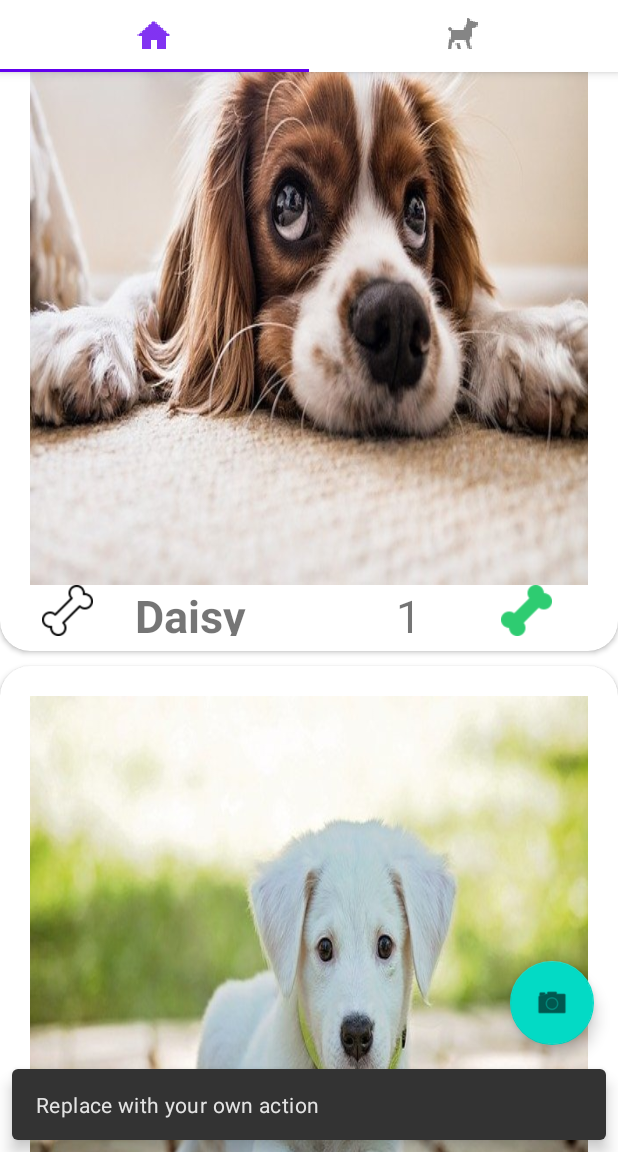
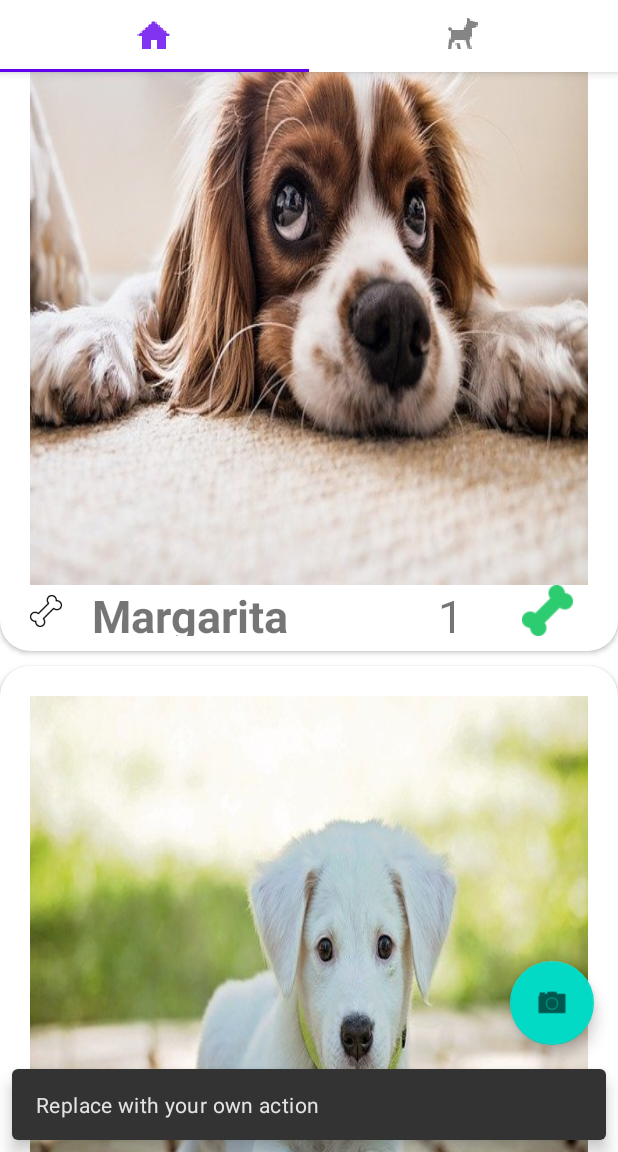
Before and after one commit to octavius21/Coursera_Semana3, an Android app: the screen it shows after launch (MainActivity), after a tap on an icon or button, on a phone screen of 412 x 824 dp, the part 84-1236 px from its top. Run offline under Robolectric (Android 15) with nearby library versions, the phone set to English and light mode, and no system bars; libraries missing offline, so code that uses them is left out: com.mikhaellopez.circularimageview; 1 statement that could not run was skipped; 2 other taps on this screen came first.

Commit message:
FINISH semana 5 acabe el curso :)

```diff
--- a/app/src/main/java/com/example/semana3_3/MainActivity.java
+++ b/app/src/main/java/com/example/semana3_3/MainActivity.java
@@ -84,7 +84,6 @@ public class MainActivity extends AppCompatActivity {
             case R.id.favorit:
 //                Bundle bundle=new Bundle();
                 Intent intent = new Intent(MainActivity.this, MainActivity2.class);
-                intent.putExtra("arreglo",mascotas);
                 startActivity(intent);
                 return true;
             case R.id.opciones:
--- a/app/src/main/java/com/example/semana3_3/Objetos/Mascota.java
+++ b/app/src/main/java/com/example/semana3_3/Objetos/Mascota.java
@@ -4,7 +4,9 @@ import java.io.Serializable;
 
 public class Mascota implements Serializable {
 
+
     //ATRIBUTOS
+    int id;
     String nombre;
     int edad;
     int rate=0;
@@ -13,7 +15,7 @@ public class Mascota implements Serializable {
     String raza;
     String dueño;
 
-    public Mascota(String nombre, int edad, String especie, String raza, String dueño, int foto) {
+    public Mascota(String nombre, int edad, String especie, String raza, String dueño, int foto,int id) {
         this.nombre = nombre;
         this.edad = edad;
         this.especie = especie;
@@ -22,7 +24,7 @@ public class Mascota implements Serializable {
         this.foto=foto;
     }
 
-    public Mascota(String nombre, int edad, String especie, String raza, String dueño, int foto, int rate) {
+    public Mascota(String nombre, int edad, String especie, String raza, String dueño, int foto, int rate, int id) {
         this.nombre = nombre;
         this.edad = edad;
         this.especie = especie;
@@ -30,6 +32,10 @@ public class Mascota implements Serializable {
         this.dueño = dueño;
         this.foto=foto;
         this.rate=rate;
+    }
+
+    public Mascota() {
+
     }
 
     public int getFoto() {
@@ -88,5 +94,13 @@ public class Mascota implements Serializable {
     public void setDueño(String dueño) {
         this.dueño = dueño;
     }
+    public int getId() {
+        return id;
+    }
+
+    public void setId(int id) {
+        this.id = id;
+    }
+
 
 }
--- /dev/null
+++ b/app/src/main/java/com/example/semana3_3/db/BaseDatos.java
@@ -0,0 +1,145 @@
+package com.example.semana3_3.db;
+
+import android.content.ContentResolver;
+import android.content.ContentValues;
+import android.content.Context;
+import android.database.Cursor;
+import android.database.sqlite.SQLiteDatabase;
+import android.database.sqlite.SQLiteOpenHelper;
+import android.widget.Toast;
+
+import com.example.semana3_3.Objetos.Mascota;
+
+import java.util.ArrayList;
+
+import static com.example.semana3_3.db.ConstantesBaseDatos.DATABASE_NAME;
+import static com.example.semana3_3.db.ConstantesBaseDatos.DATABASE_VERSION;
+import static com.example.semana3_3.db.ConstantesBaseDatos.TABLE_LIKES;
+import static com.example.semana3_3.db.ConstantesBaseDatos.TABLE_LIKES_ID_FK;
+import static com.example.semana3_3.db.ConstantesBaseDatos.TABLE_LIKES_ID_PK;
+import static com.example.semana3_3.db.ConstantesBaseDatos.TABLE_LIKES_RATE;
+import static com.example.semana3_3.db.ConstantesBaseDatos.TABLE_MASCOTA;
+import static com.example.semana3_3.db.ConstantesBaseDatos.TABLE_MASCOTA_DUEÑO;
+import static com.example.semana3_3.db.ConstantesBaseDatos.TABLE_MASCOTA_EDAD;
+import static com.example.semana3_3.db.ConstantesBaseDatos.TABLE_MASCOTA_ESPECIE;
+import static com.example.semana3_3.db.ConstantesBaseDatos.TABLE_MASCOTA_FOTO;
+import static com.example.semana3_3.db.ConstantesBaseDatos.TABLE_MASCOTA_ID_PK;
+import static com.example.semana3_3.db.ConstantesBaseDatos.TABLE_MASCOTA_NOMBRE;
+import static com.example.semana3_3.db.ConstantesBaseDatos.TABLE_MASCOTA_RAZA;
+
+
+public class BaseDatos extends SQLiteOpenHelper {
+    private Context context;
+
+    public BaseDatos(Context context) {
+        super(context,DATABASE_NAME,null,DATABASE_VERSION);
+        this.context=context;
+    }
+
+    @Override
+    public void onCreate(SQLiteDatabase db) {
+        String queryCrearTablaMascota="CREATE TABLE IF NOT EXISTS "+TABLE_MASCOTA+"("+
+                TABLE_MASCOTA_ID_PK +" INTEGER PRIMARY KEY AUTOINCREMENT, "+
+                TABLE_MASCOTA_NOMBRE + " TEXT, "+
+                TABLE_MASCOTA_EDAD + " INTEGER, "+
+                TABLE_MASCOTA_ESPECIE + " TEXT, "+
+                TABLE_MASCOTA_RAZA + " TEXT, "+
+                TABLE_MASCOTA_DUEÑO + " TEXT,"+
+                TABLE_MASCOTA_FOTO + " INTEGER "+
+                ");";
+        db.execSQL(queryCrearTablaMascota);
+        String queryCrearTablaLikes="CREATE TABLE IF NOT EXISTS "+TABLE_LIKES+"("+
+                TABLE_LIKES_ID_PK +" INTEGER PRIMARY KEY AUTOINCREMENT, "+
+                TABLE_LIKES_ID_FK +" INTEGER, "+
+                TABLE_LIKES_RATE + " INTEGER, "+
+                "FOREIGN KEY("+TABLE_LIKES_ID_FK+") "+"REFERENCES "+TABLE_MASCOTA+ " ("+TABLE_MASCOTA_ID_PK+")"+
+                ");";
+        db.execSQL(queryCrearTablaMascota);
+        db.execSQL(queryCrearTablaLikes);
+    }
+
+    @Override
+    public void onUpgrade(SQLiteDatabase db, int oldVersion, int newVersion) {
+        db.execSQL("DROP TABLE IF EXISTS "+TABLE_MASCOTA);
+        db.execSQL("DROP TABLE IF EXISTS "+TABLE_LIKES);
+        onCreate(db);
+    }
+    public ArrayList<Mascota> obtenerTodasLasMascotas(){
+        ArrayList<Mascota> mascotas=new ArrayList<>();
+        String query="SELECT * FROM "+TABLE_MASCOTA;
+        SQLiteDatabase db=this.getWritableDatabase();
+        Cursor registros =db.rawQuery(query, null);
+        while(registros.moveToNext()){
+            Mascota mascotaactual=new Mascota();
+            mascotaactual.setId(registros.getInt(0));
+            mascotaactual.setNombre(registros.getString(1));
+            mascotaactual.setEdad(registros.getInt(2));
+            mascotaactual.setEspecie(registros.getString(3));
+            mascotaactual.setRaza(registros.getString(4));
+            mascotaactual.setNombre(registros.getString(5));
+            mascotaactual.setFoto(registros.getInt(6));
+            String queryLikes="SELECT COUNT("+TABLE_LIKES_RATE+") as likes "+
+                    "FROM "+TABLE_LIKES+
+                    " WHERE "+TABLE_LIKES_ID_FK+"="+mascotaactual.getId();
+            Cursor registrosLikes=db.rawQuery(queryLikes,null);
+            if(registrosLikes.moveToNext()){
+                mascotaactual.setRate(registrosLikes.getInt(0));
+            }else{
+                mascotaactual.setRate(0);
+            }
+            mascotas.add(mascotaactual);
+        }
+        db.close();
+        return mascotas;
+    }
+    public  void insertarMascota(ContentValues contentValues){
+        SQLiteDatabase db=this.getWritableDatabase();
+        db.insert(TABLE_MASCOTA,null,contentValues);
+        db.close();
+    }
+    public void insertarLikeMascota(ContentValues contentValues) {
+        SQLiteDatabase db = this.getWritableDatabase();
+        db.insert(TABLE_LIKES,null,contentValues);
+        db.close();
+    }
+    public int obtenerLikesMascota(Mascota mascota){
+        int likes=0;
+        String query="SELECT COUNT("+TABLE_LIKES_RATE+") FROM "+TABLE_LIKES
+                +" WHERE "+ TABLE_LIKES_ID_FK+"="+mascota.getId();
+        SQLiteDatabase db=this.getWritableDatabase();
+        Cursor registro=db.rawQuery(query,null);
+        while(registro.moveToNext()){
+            likes=registro.getInt(0);
+        }
+        db.close();
+        return likes;
+    }
+    public ArrayList<Mascota> obtenerUltimosLikes(){
+        ArrayList<Mascota> mascotas=new ArrayList<>();
+        String query="SELECT "+"L."+TABLE_LIKES_ID_FK +", M."+TABLE_MASCOTA_NOMBRE+", M."+TABLE_MASCOTA_FOTO+
+                " FROM "+TABLE_LIKES+" L,"+TABLE_MASCOTA+" M WHERE M."
+                +TABLE_MASCOTA_ID_PK+"= L."+TABLE_LIKES_ID_FK+
+                " ORDER BY L."+TABLE_MASCOTA_ID_PK+" DESC LIMIT 5";
+        SQLiteDatabase db=this.getWritableDatabase();
+        Cursor registros =db.rawQuery(query, null);
+        while(registros.moveToNext()) {
+            Mascota mascotaactual=new Mascota();
+            mascotaactual.setId(registros.getInt(0));
+            mascotaactual.setNombre(registros.getString(1));
+            mascotaactual.setFoto(registros.getInt(2));
+
+            String queryLikes="SELECT COUNT("+TABLE_LIKES_RATE+") as likes "+
+                    "FROM "+TABLE_LIKES+
+                    " WHERE "+TABLE_LIKES_ID_FK+"="+mascotaactual.getId();
+            Cursor registrosLikes=db.rawQuery(queryLikes,null);
+            if(registrosLikes.moveToNext()){
+                mascotaactual.setRate(registrosLikes.getInt(0));
+            }else{
+                mascotaactual.setRate(0);
+            }
+            mascotas.add(mascotaactual);
+        }
+        db.close();
+        return mascotas;
+    }
+}
--- /dev/null
+++ b/app/src/main/java/com/example/semana3_3/db/ConstructorMascota.java
@@ -0,0 +1,95 @@
+package com.example.semana3_3.db;
+
+import android.content.ContentValues;
+import android.content.Context;
+import android.view.contentcapture.ContentCaptureCondition;
+
+import com.example.semana3_3.Objetos.Mascota;
+import com.example.semana3_3.R;
+
+
+import java.util.ArrayList;
+//ESPARA TENER LOS DATOS DE LAS FORMAS
+public class ConstructorMascota {
+        private Context context;
+    ArrayList<Mascota> mascotas;
+    private static final Integer like=1;
+
+    public ConstructorMascota(Context context){
+            this.context=context;
+        }
+
+        public ArrayList<Mascota> obtenerDatos(){
+//            mascotas = new ArrayList<Mascota>();
+//            mascotas.add(new Mascota("Daisy", 5, "Perro", "Terry", "Margarita", R.drawable.dog1));
+//            mascotas.add(new Mascota("Sky", 2, "Perro", "Cruza", "Susana", R.drawable.dog2));
+//            mascotas.add(new Mascota("Georgi", 4, "Perro", "Korki", "Tania", R.drawable.dog3));
+//            mascotas.add(new Mascota("Hunter", 7, "Perro", "Cruza", "Valeria", R.drawable.dog4));
+//            mascotas.add(new Mascota("Porfirio", 1, "Perro", "Salchica", "Grisel", R.drawable.dog5));
+//            return mascotas;
+            BaseDatos db= new BaseDatos(context);
+            insertarMascota(db);
+            return db.obtenerTodasLasMascotas();
+        }
+        public  void insertarMascota(BaseDatos db){
+            ContentValues contentValues=new ContentValues();
+            contentValues.put(ConstantesBaseDatos.TABLE_MASCOTA_NOMBRE,"Daisy");
+            contentValues.put(ConstantesBaseDatos.TABLE_MASCOTA_EDAD,5);
+            contentValues.put(ConstantesBaseDatos.TABLE_MASCOTA_ESPECIE,"Perro");
+            contentValues.put(ConstantesBaseDatos.TABLE_MASCOTA_RAZA,"Terry");
+            contentValues.put(ConstantesBaseDatos.TABLE_MASCOTA_DUEÑO,"Margarita");
+            contentValues.put(ConstantesBaseDatos.TABLE_MASCOTA_FOTO,R.drawable.dog1);
+            db.insertarMascota(contentValues);
+            contentValues=new ContentValues();
+            contentValues.put(ConstantesBaseDatos.TABLE_MASCOTA_NOMBRE,"Sky");
+            contentValues.put(ConstantesBaseDatos.TABLE_MASCOTA_EDAD,2);
+            contentValues.put(ConstantesBaseDatos.TABLE_MASCOTA_ESPECIE,"Perro");
+            contentValues.put(ConstantesBaseDatos.TABLE_MASCOTA_RAZA,"Cruza");
+            contentValues.put(ConstantesBaseDatos.TABLE_MASCOTA_DUEÑO,"Susana");
+            contentValues.put(ConstantesBaseDatos.TABLE_MASCOTA_FOTO,R.drawable.dog2);
+            db.insertarMascota(contentValues);
+            contentValues=new ContentValues();
+            contentValues.put(ConstantesBaseDatos.TABLE_MASCOTA_NOMBRE,"Georgi");
+            contentValues.put(ConstantesBaseDatos.TABLE_MASCOTA_EDAD,4);
+            contentValues.put(ConstantesBaseDatos.TABLE_MASCOTA_ESPECIE,"Perro");
+            contentValues.put(ConstantesBaseDatos.TABLE_MASCOTA_RAZA,"Korki");
+            contentValues.put(ConstantesBaseDatos.TABLE_MASCOTA_DUEÑO,"Tania");
+            contentValues.put(ConstantesBaseDatos.TABLE_MASCOTA_FOTO,R.drawable.dog3);
+            db.insertarMascota(contentValues);
+            contentValues=new ContentValues();
+            contentValues.put(ConstantesBaseDatos.TABLE_MASCOTA_NOMBRE,"Hunter");
+            contentValues.put(ConstantesBaseDatos.TABLE_MASCOTA_EDAD,6);
+            contentValues.put(ConstantesBaseDatos.TABLE_MASCOTA_ESPECIE,"Perro");
+            contentValues.put(ConstantesBaseDatos.TABLE_MASCOTA_RAZA,"Cruza");
+            contentValues.put(ConstantesBaseDatos.TABLE_MASCOTA_DUEÑO,"Valeria");
+            contentValues.put(ConstantesBaseDatos.TABLE_MASCOTA_FOTO,R.drawable.dog4);
+            db.insertarMascota(contentValues);
+            contentValues=new ContentValues();
+            contentValues.put(ConstantesBaseDatos.TABLE_MASCOTA_NOMBRE,"Porfirio");
+            contentValues.put(ConstantesBaseDatos.TABLE_MASCOTA_EDAD,2);
+            contentValues.put(ConstantesBaseDatos.TABLE_MASCOTA_ESPECIE,"Perro");
+            contentValues.put(ConstantesBaseDatos.TABLE_MASCOTA_RAZA,"Salchica");
+            contentValues.put(ConstantesBaseDatos.TABLE_MASCOTA_DUEÑO,"Grisel");
+            contentValues.put(ConstantesBaseDatos.TABLE_MASCOTA_FOTO,R.drawable.dog5);
+            db.insertarMascota(contentValues);
+
+
+        }
+
+        public void darLikeMascota(Mascota mascota){
+            BaseDatos db=new BaseDatos(context);
+            ContentValues contentValues=new ContentValues();
+            contentValues.put(ConstantesBaseDatos.TABLE_LIKES_ID_FK,mascota.getId());
+            contentValues.put(ConstantesBaseDatos.TABLE_LIKES_RATE,like);
+            db.insertarLikeMascota(contentValues);
+        }
+        public int obtenerLikesMascota(Mascota mascota){
+            BaseDatos db=new BaseDatos(context);
+            return db.obtenerLikesMascota(mascota);
+
+        }
+        public ArrayList<Mascota> obtenerUltimosRegistros(){
+        BaseDatos db=new BaseDatos(context);
+        return db.obtenerUltimosLikes();
+        }
+}
--- /dev/null
+++ b/app/src/main/java/com/example/semana3_3/fragment/IRecyclerViewFragment.java
@@ -0,0 +1,12 @@
+package com.example.semana3_3.fragment;
+
+import com.example.semana3_3.Objetos.Mascota;
+import com.example.semana3_3.adaptador.MascotaAdaptador;
+
+import java.util.ArrayList;
+// Para GENERAR UN MVP
+public interface IRecyclerViewFragment {
+    public  void generarLinearLayoutVertical();
+    public MascotaAdaptador crearAdaptador(ArrayList<Mascota> Mascotas);
+    public  void inicializarAdaptadorRV(MascotaAdaptador adaptador);
+}
--- a/app/src/main/java/com/example/semana3_3/fragment/RecyclerViewFragment.java
+++ b/app/src/main/java/com/example/semana3_3/fragment/RecyclerViewFragment.java
@@ -14,13 +14,16 @@ import android.view.ViewGroup;
 import com.example.semana3_3.Objetos.Mascota;
 import com.example.semana3_3.R;
 import com.example.semana3_3.adaptador.MascotaAdaptador;
+import com.example.semana3_3.presentador.IRecyclerViewFragmentPresenter;
+import com.example.semana3_3.presentador.RecyclerViewFragmentPresenter;
 
 import java.util.ArrayList;
 
-public class RecyclerViewFragment extends Fragment {
+public class RecyclerViewFragment extends Fragment implements IRecyclerViewFragment {
     RecyclerView rvMascota;
     ArrayList<Mascota> mascotas;
     MascotaAdaptador mascotaAdaptador;
+    IRecyclerViewFragmentPresenter iRecyclerViewFragmentPresenter;
 
     public RecyclerViewFragment() {
         // Required empty public constructor
@@ -30,9 +33,7 @@ public class RecyclerViewFragment extends Fragment {
     @Override
     public void onCreate(Bundle savedInstanceState) {
         super.onCreate(savedInstanceState);
-        if (getArguments() != null) {
 
-        }
     }
 
     @Override
@@ -41,22 +42,37 @@ public class RecyclerViewFragment extends Fragment {
         // Inflate the layout for this fragment
         View v=inflater.inflate(R.layout.fragment_recycler_view, container, false);
         rvMascota = v.findViewById(R.id.rvMascota);
+        iRecyclerViewFragmentPresenter=new RecyclerViewFragmentPresenter(this,getContext());
+        return v;
+    }
+//    public void inicializarDatos(){
+//ArrayList<Mascota> mascotas = new ArrayList<Mascota>();
+//            mascotas.add(new Mascota("Daisy", 5, "Perro", "Terry", "Margarita", R.drawable.dog1));
+//            mascotas.add(new Mascota("Sky", 2, "Perro", "Cruza", "Susana", R.drawable.dog2));
+//            mascotas.add(new Mascota("Georgi", 4, "Perro", "Korki", "Tania", R.drawable.dog3));
+//            mascotas.add(new Mascota("Hunter", 7, "Perro", "Cruza", "Valeria", R.drawable.dog4));
+//            mascotas.add(new Mascota("Porfirio", 1, "Perro", "Salchica", "Grisel", R.drawable.dog5));
+//            return mascotas;
+//    }
 
-        mascotas = new ArrayList<Mascota>();
-        mascotas.add(new Mascota("Daisy", 5, "Perro", "Terry", "Margarita", R.drawable.dog1));
-        mascotas.add(new Mascota("Sky", 2, "Perro", "Cruza", "Susana", R.drawable.dog2));
-        mascotas.add(new Mascota("Georgi", 4, "Perro", "Korki", "Tania", R.drawable.dog3));
-        mascotas.add(new Mascota("Hunter", 7, "Perro", "Cruza", "Valeria", R.drawable.dog4));
-        mascotas.add(new Mascota("Porfirio", 1, "Perro", "Salchica", "Grisel", R.drawable.dog5));
 
-//        LinearLayoutManager llm = new LinearLayoutManager(getContext());
-//        llm.setOrientation(LinearLayoutManager.VERTICAL);
-//        rvMascota.setLayoutManager(llm);
-        aspectoLineal();
+
+    @Override
+    public void generarLinearLayoutVertical() {
+        LinearLayoutManager llm = new LinearLayoutManager(getActivity());
+        llm.setOrientation(LinearLayoutManager.VERTICAL);
+        rvMascota.setLayoutManager(llm);
+    }
+
+    @Override
+    public MascotaAdaptador crearAdaptador(ArrayList<Mascota> mascotas) {
         mascotaAdaptador = new MascotaAdaptador(mascotas, getContext());
+        return mascotaAdaptador;
+    }
+
+    @Override
+    public void inicializarAdaptadorRV(MascotaAdaptador adaptador) {
         rvMascota.setAdapter(mascotaAdaptador);
-
-        return v;
     }
 
     public void aspectoLineal(){
--- /dev/null
+++ b/app/src/main/java/com/example/semana3_3/presentador/IRecyclerViewFragmentPresenter.java
@@ -0,0 +1,7 @@
+package com.example.semana3_3.presentador;
+
+public interface IRecyclerViewFragmentPresenter {
+    public void obtenerMascotasDB();
+    public void mostrarMascotaDB();
+
+}
--- /dev/null
+++ b/app/src/main/java/com/example/semana3_3/presentador/RecyclerViewFragmentPresenter.java
@@ -0,0 +1,40 @@
+package com.example.semana3_3.presentador;
+
+import android.content.Context;
+
+import com.example.semana3_3.Objetos.Mascota;
+import com.example.semana3_3.adaptador.MascotaAdaptador;
+import com.example.semana3_3.db.ConstructorMascota;
+import com.example.semana3_3.fragment.IRecyclerViewFragment;
+
+import java.util.ArrayList;
+
+public class RecyclerViewFragmentPresenter implements IRecyclerViewFragmentPresenter {
+
+    private IRecyclerViewFragment iRecyclerViewFragment;
+    private Context context;
+    private ConstructorMascota constructorMascota;
+    private ArrayList<Mascota> mascotas;
+
+    public RecyclerViewFragmentPresenter(IRecyclerViewFragment iRecyclerViewFragment, Context context) {
+        this.iRecyclerViewFragment=iRecyclerViewFragment;
+        this.context=context;
+        obtenerMascotasDB();
+    }
+
+
+    @Override
+    public void obtenerMascotasDB() {
+        //EXTRAER LOS DATOS DE UNA FUENTE
+        constructorMascota=new ConstructorMascota(context);
+        this.mascotas=constructorMascota.obtenerDatos();
+        mostrarMascotaDB();
+    }
+
+    @Override
+    public void mostrarMascotaDB() {
+        //DAR LOS DATOS A LA VISTA
+    iRecyclerViewFragment.inicializarAdaptadorRV(iRecyclerViewFragment.crearAdaptador(mascotas));
+    iRecyclerViewFragment.generarLinearLayoutVertical();
+    }
+}
--- a/app/src/main/res/values/strings.xml
+++ b/app/src/main/res/values/strings.xml
@@ -5,6 +5,8 @@
     <string name="raza">raza</string>
     <string name="especie">especie</string>
     <string name="contador">0</string>
+    //BD
+    <string name="DB">MascotaDB</string>
     <!-- TODO: Remove or change this placeholder text -->
     <string name="hello_blank_fragment">Hello blank fragment</string>
     <string name="title_activity_main3">MainActivity</string>
```
Also changed, not shown: app/src/main/java/com/example/semana3_3/MainActivity2.java (+10 -20 lines), app/src/main/java/com/example/semana3_3/adaptador/MascotaAdaptador.java (+5 -3 lines), app/src/main/java/com/example/semana3_3/db/ConstantesBaseDatos.java (added, +19 -0 lines).
